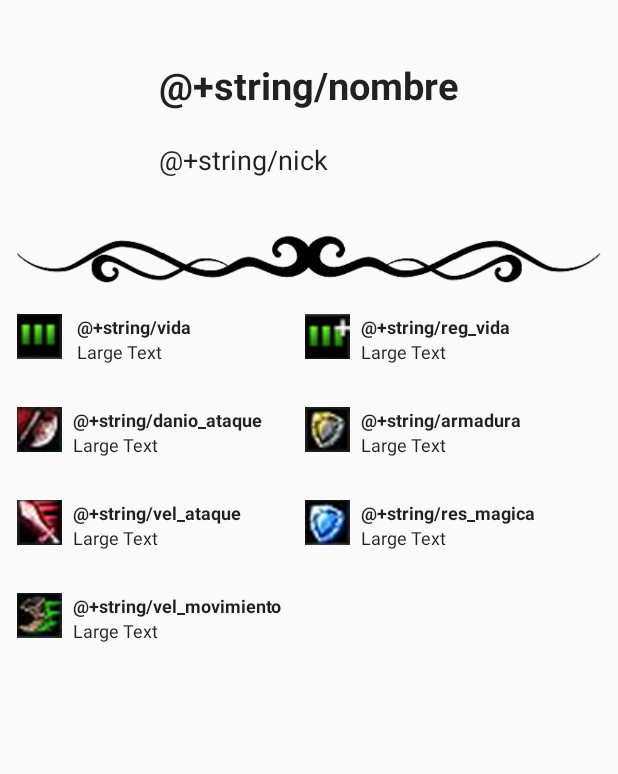
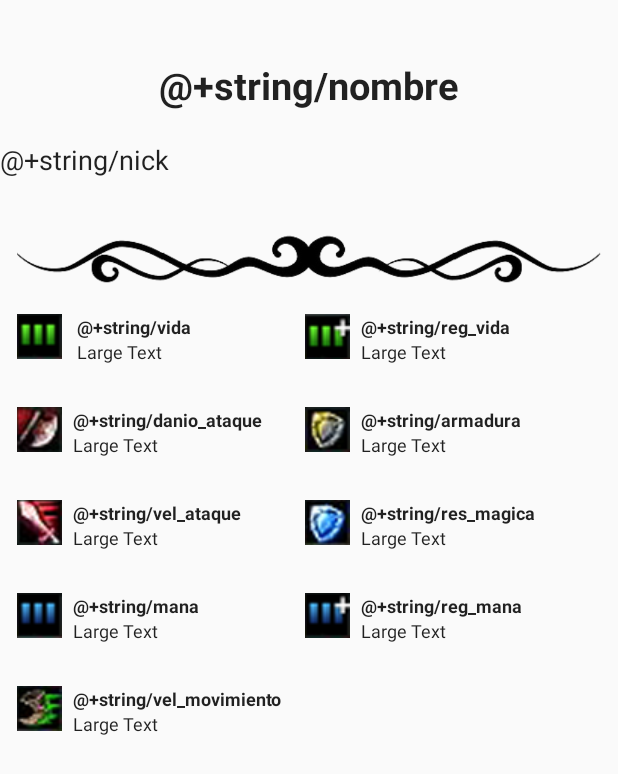
Before and after one commit to Yaizavn/LoLPro, an Android app: the layout fragment_campeon_info.xml on its own in the app's theme, with its tools: preview values and no code run, on a phone screen of 412 x 824 dp. Shown: the top 774 px of the screen. Run offline under Robolectric (Android 15) with nearby library versions, the phone set to English and light mode, and no system bars.

Commit message:
We show the information about champions
Tomorrow:
Change the name  of mp (mana, energy...)

```diff
--- a/app/src/main/java/com/lol/lolpro/app/web/Patrones.java
+++ b/app/src/main/java/com/lol/lolpro/app/web/Patrones.java
@@ -7,7 +7,7 @@ import java.util.regex.Pattern;
  */
 public class Patrones {
 
-    private final static String PCHAMPION = "id\":([0-9]+).*?name\":\"(.+?)\".*?title\":\"(.+?)\".*?full\":\"(.+?)\".*?lore\":\"(.+?)\".*?armor\":([0-9]+\\.[0-9]+|[0-9]+).*?armorperlevel\":([0-9]+\\.[0-9]+|[0-9]+).*?attackdamage\":([0-9]+\\.[0-9]+|[0-9]+).*?attackdamageperlevel\":([0-9]+\\.[0-9]+|[0-9]+).*?attackrange\":([0-9]+\\.[0-9]+|[0-9]+).*?attackspeedoffset\":(-?0\\.[0-9]+|0).*?attackspeedperlevel\":([0-9]+\\.[0-9]+|[0-9]+).*?crit\":([0-9]+\\.[0-9]+|[0-9]+).*?critperlevel\":([0-9]+\\.[0-9]+|[0-9]+).*?hp\":([0-9]+\\.[0-9]+|[0-9]+).*?hpperlevel\":([0-9]+\\.[0-9]+|[0-9]+).*?hpregen\":([0-9]+\\.[0-9]+|[0-9]+).*?hpregenperlevel\":([0-9]+\\.[0-9]+|[0-9]+).*?movespeed\":([0-9]+\\.[0-9]+|[0-9]+).*?mp\":([0-9]+\\.[0-9]+|[0-9]+).*?mpperlevel\":([0-9]+\\.[0-9]+|[0-9]+).*?mpregen\":([0-9]+\\.[0-9]+|[0-9]+).*?mpregenperlevel\":([0-9]+\\.[0-9]+|[0-9]+).*?spellblock\":([0-9]+\\.[0-9]+|[0-9]+).*?spellblockperlevel\":([0-9]+\\.[0-9]+|[0-9]+)";
+    private final static String PCHAMPION = "id\":([0-9]+).*?name\":\"(.+?)\".*?title\":\"(.+?)\".*?full\":\"(.+?)\".*?lore\":\"(.+?)\".*?partype\":\"(.+?)\".*?armor\":([0-9]+\\.[0-9]+|[0-9]+).*?armorperlevel\":([0-9]+\\.[0-9]+|[0-9]+).*?attackdamage\":([0-9]+\\.[0-9]+|[0-9]+).*?attackdamageperlevel\":([0-9]+\\.[0-9]+|[0-9]+).*?attackrange\":([0-9]+\\.[0-9]+|[0-9]+).*?attackspeedoffset\":(-?0\\.[0-9]+|0).*?attackspeedperlevel\":([0-9]+\\.[0-9]+|[0-9]+).*?crit\":([0-9]+\\.[0-9]+|[0-9]+).*?critperlevel\":([0-9]+\\.[0-9]+|[0-9]+).*?hp\":([0-9]+\\.[0-9]+|[0-9]+).*?hpperlevel\":([0-9]+\\.[0-9]+|[0-9]+).*?hpregen\":([0-9]+\\.[0-9]+|[0-9]+).*?hpregenperlevel\":([0-9]+\\.[0-9]+|[0-9]+).*?movespeed\":([0-9]+\\.[0-9]+|[0-9]+).*?mp\":([0-9]+\\.[0-9]+|[0-9]+).*?mpperlevel\":([0-9]+\\.[0-9]+|[0-9]+).*?mpregen\":([0-9]+\\.[0-9]+|[0-9]+).*?mpregenperlevel\":([0-9]+\\.[0-9]+|[0-9]+).*?spellblock\":([0-9]+\\.[0-9]+|[0-9]+).*?spellblockperlevel\":([0-9]+\\.[0-9]+|[0-9]+)";
     public final static Pattern PATTERN_CHAMPION = Pattern.compile(PCHAMPION, Pattern.DOTALL);
     private final static String PPATHVERSIONS = "item\":\"(.*?)\".*?champion\":\"(.*?)\".*?cdn\":\"(.*?)\"";
     public final static Pattern PATTERN_PATH_AND_VERSIONS = Pattern.compile(PPATHVERSIONS, Pattern.DOTALL);
--- a/app/src/main/res/layout/fragment_campeon_info.xml
+++ b/app/src/main/res/layout/fragment_campeon_info.xml
@@ -1,7 +1,15 @@
+<ScrollView
+    android:layout_width="wrap_content"
+    android:layout_height="wrap_content"
+    android:id="@+id/scrollView"
+    xmlns:android="http://schemas.android.com/apk/res/android"
+    >
+
 <RelativeLayout
     android:layout_width="fill_parent"
     android:layout_height="fill_parent"
-    xmlns:android="http://schemas.android.com/apk/res/android">
+    android:paddingBottom="32dp"
+    >
 
     <ImageView
         android:layout_width="100dp"
@@ -70,15 +78,26 @@
         android:layout_below="@+id/imageView2"
         android:layout_toLeftOf="@+id/TextoDanioAtaque" />
 
+
     <ImageView
         android:layout_width="wrap_content"
         android:layout_height="wrap_content"
         android:id="@+id/imageView4"
-        android:src="@drawable/velmovimiento"
+        android:src="@drawable/mana"
         android:layout_marginTop="32dp"
         android:layout_below="@+id/imageView3"
         android:layout_alignLeft="@+id/imageView3"
         android:layout_alignStart="@+id/imageView3" />
+
+    <ImageView
+        android:layout_width="wrap_content"
+        android:layout_height="wrap_content"
+        android:id="@+id/imageView5"
+        android:src="@drawable/velmovimiento"
+        android:layout_marginTop="32dp"
+        android:layout_below="@+id/imageView4"
+        android:layout_alignLeft="@+id/imageView4"
+        android:layout_alignStart="@+id/imageView4" />
 
     <TextView
         android:layout_width="wrap_content"
@@ -120,11 +139,23 @@
         android:layout_width="wrap_content"
         android:layout_height="wrap_content"
         android:textAppearance="?android:attr/textAppearanceLarge"
+        android:text="@+string/mana"
+        android:id="@+id/texMana"
+        android:textSize="12dp"
+        android:layout_alignTop="@+id/imageView4"
+        android:layout_toRightOf="@+id/imageView4"
+        android:layout_marginLeft="7dp"
+        android:textStyle="bold" />
+
+    <TextView
+        android:layout_width="wrap_content"
+        android:layout_height="wrap_content"
+        android:textAppearance="?android:attr/textAppearanceLarge"
         android:text="@+string/vel_movimiento"
         android:id="@+id/texVelMov"
         android:textSize="12dp"
-        android:layout_alignTop="@+id/imageView4"
-        android:layout_toRightOf="@+id/imageView4"
+        android:layout_alignTop="@+id/imageView5"
+        android:layout_toRightOf="@+id/imageView5"
         android:layout_marginLeft="7dp"
         android:textStyle="bold" />
 
@@ -166,6 +197,17 @@
         android:layout_height="wrap_content"
         android:textAppearance="?android:attr/textAppearanceLarge"
         android:text="Large Text"
+        android:id="@+id/mana"
+        android:textSize="12dp"
+        android:layout_below="@+id/texMana"
+        android:layout_alignLeft="@+id/texMana"
+        android:layout_alignStart="@+id/texMana" />
+
+    <TextView
+        android:layout_width="wrap_content"
+        android:layout_height="wrap_content"
+        android:textAppearance="?android:attr/textAppearanceLarge"
+        android:text="Large Text"
         android:id="@+id/velMov"
         android:textSize="12dp"
         android:layout_below="@+id/texVelMov"
@@ -198,6 +240,15 @@
         android:layout_toRightOf="@+id/texVelMov"
         android:layout_marginLeft="15dp"
         android:src="@drawable/resmagica" />
+
+    <ImageView
+        android:layout_width="wrap_content"
+        android:layout_height="wrap_content"
+        android:id="@+id/imageView12"
+        android:layout_alignTop="@+id/texMana"
+        android:layout_toRightOf="@+id/texVelMov"
+        android:layout_marginLeft="15dp"
+        android:src="@drawable/regmana" />
 
     <TextView
         android:layout_width="wrap_content"
@@ -239,6 +290,18 @@
         android:layout_width="wrap_content"
         android:layout_height="wrap_content"
         android:textAppearance="?android:attr/textAppearanceLarge"
+        android:text="@+string/reg_mana"
+        android:id="@+id/textRegMana"
+        android:layout_alignTop="@+id/imageView12"
+        android:layout_toRightOf="@+id/imageView12"
+        android:layout_marginLeft="7dp"
+        android:textSize="12dp"
+        android:textStyle="bold" />
+
+    <TextView
+        android:layout_width="wrap_content"
+        android:layout_height="wrap_content"
+        android:textAppearance="?android:attr/textAppearanceLarge"
         android:text="Large Text"
         android:id="@+id/regVida"
         android:layout_below="@+id/textoRegVida"
@@ -268,10 +331,21 @@
         android:layout_alignStart="@+id/textResMagica"
         android:textSize="12dp" />
 
+    <TextView
+        android:layout_width="wrap_content"
+        android:layout_height="wrap_content"
+        android:textAppearance="?android:attr/textAppearanceLarge"
+        android:text="Large Text"
+        android:id="@+id/regMana"
+        android:layout_below="@+id/textRegMana"
+        android:layout_alignLeft="@+id/textRegMana"
+        android:layout_alignStart="@+id/textRegMana"
+        android:textSize="12dp" />
+
     <ImageView
         android:layout_width="wrap_content"
         android:layout_height="wrap_content"
-        android:id="@+id/imageView6"
+        android:id="@+id/imageView14"
         android:layout_below="@+id/Imagen"
         android:src="@drawable/separador"
         android:layout_alignLeft="@+id/Imagen"
@@ -280,3 +354,4 @@
  />
 
 </RelativeLayout>
+</ScrollView>
--- a/app/src/main/res/values/strings.xml
+++ b/app/src/main/res/values/strings.xml
@@ -33,6 +33,8 @@
     <string name="vel_movimiento">Velocidad de movimiento:</string>
     <string name="res_magica">Resistencia mágica:</string>
     <string name="reg_vida">Regeneración de vida:</string>
+    <string name="mana">Mana:</string>
+    <string name="reg_mana">Regeneración de mana:</string>
     <string name="armadura">Armadura:</string>
     <string name="campeones_gratuitos">CAMPEONES GRATUITOS</string>
     <string name="noticias">NOTICIAS</string>
```
Also changed, not shown: app/src/main/java/com/lol/lolpro/app/BBDDHelper.java (+8 -7 lines), app/src/main/java/com/lol/lolpro/app/CampeonInfo.java (+15 -14 lines), app/src/main/java/com/lol/lolpro/app/web/APIConnection.java (+19 -17 lines), 1 other file.
